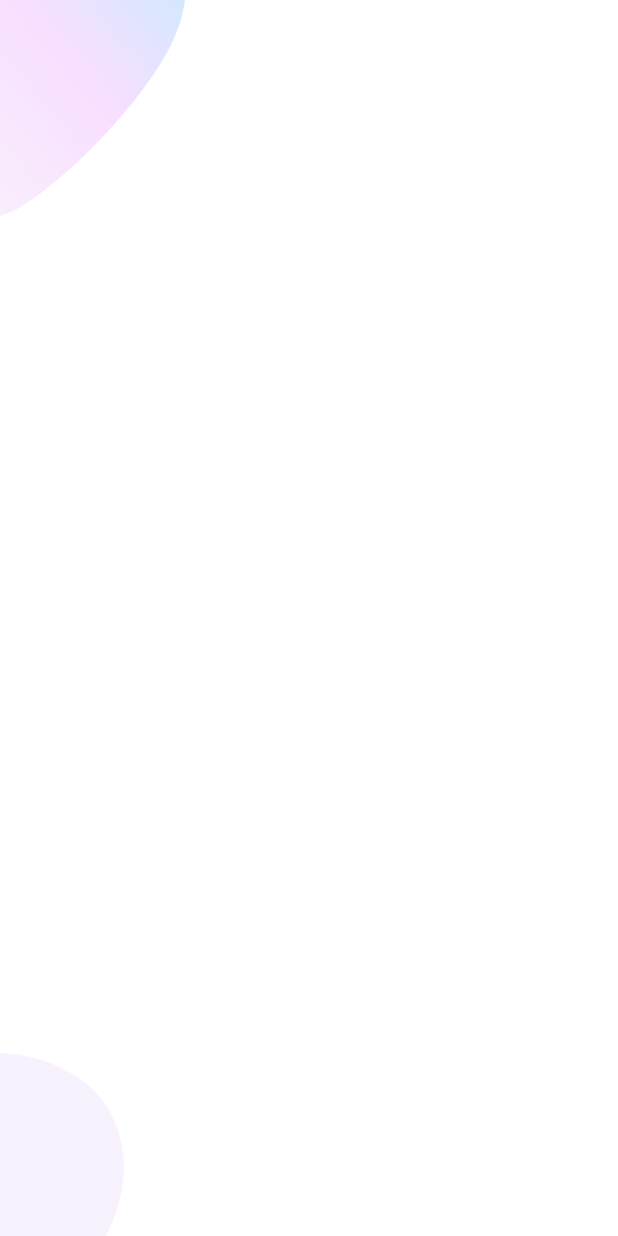
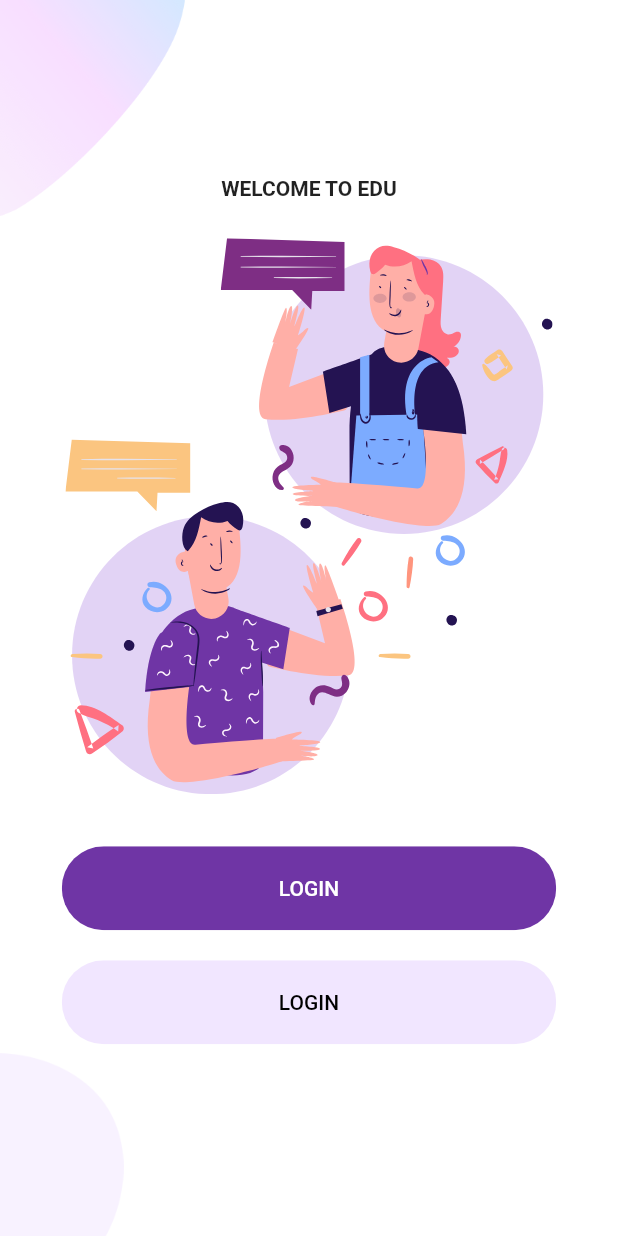
Before and after one commit to sanix-sandel/login_sign_up_page_flutter, a Flutter app: the screen it shows after launch, on a phone screen of 412 x 824 dp. Run offline on Flutter 3.47's test engine with Material 2 defaults, Android fonts, the phone set to English and light mode, and no system bars; our stand-ins replace flutter_svg.

Commit message:
Login 2.0

```diff
--- /dev/null
+++ b/lib/components/rounded_button.dart
@@ -0,0 +1,37 @@
+import 'package:flutter/material.dart';
+
+import '../constants.dart';
+
+class RoundedButton extends StatelessWidget {
+  final String text;
+  final Function press;
+  final Color color, textColor;
+  const RoundedButton({
+    Key? key,
+    required this.text,
+    required this.press,
+    this.color = kPrimaryColor,
+    this.textColor = Colors.white,
+  }) : super(key: key);
+
+  @override
+  Widget build(BuildContext context) {
+    Size size = MediaQuery.of(context).size;
+    return Container(
+      margin: EdgeInsets.symmetric(vertical: 10),
+      width: size.width * 0.8,
+      child: ClipRRect(
+        borderRadius: BorderRadius.circular(29),
+        child: FlatButton(
+          padding: EdgeInsets.symmetric(vertical: 20, horizontal: 40),
+          color: color,
+          onPressed: () => press(),
+          child: Text(
+            text,
+            style: TextStyle(color: textColor),
+          ),
+        ),
+      ),
+    );
+  }
+}
--- a/lib/screens/welcome/components/body.dart
+++ b/lib/screens/welcome/components/body.dart
@@ -1,4 +1,8 @@
 import 'package:flutter/material.dart';
+import 'package:flutter_svg/svg.dart';
+import 'package:login_page/components/rounded_button.dart';
+import 'package:login_page/constants.dart';
+import 'package:login_page/screens/Login/login_screen.dart';
 
 import 'background.dart';
 
@@ -7,9 +11,42 @@ class Body extends StatelessWidget {
 
   @override
   Widget build(BuildContext context) {
+    Size size = MediaQuery.of(context).size;
     return Background(
-      child: Column(
-        children: [],
+      child: SingleChildScrollView(
+        child: Column(
+          mainAxisAlignment: MainAxisAlignment.center,
+          children: [
+            Text(
+              "WELCOME TO EDU",
+              style: TextStyle(fontWeight: FontWeight.bold),
+            ),
+            SizedBox(
+              height: size.height * 0.03,
+            ),
+            SvgPicture.asset(
+              "assets/icons/chat.svg",
+              height: size.height * 0.45,
+            ),
+            SizedBox(
+              height: size.height * 0.03,
+            ),
+            RoundedButton(
+              text: "LOGIN",
+              press: () {
+                Navigator.push(context, MaterialPageRoute(builder: (context) {
+                  return LoginScreen();
+                }));
+              },
+            ),
+            RoundedButton(
+              text: "LOGIN",
+              color: kPrimaryLightColor,
+              textColor: Colors.black,
+              press: () {},
+            )
+          ],
+        ),
       ),
     );
   }
```
Also changed, not shown: lib/components/rounded_input_field.dart (added, +33 -0 lines), lib/components/text_field_container.dart (added, +19 -0 lines), lib/screens/Login/components/background.dart (added, +37 -0 lines), lib/screens/Login/components/body.dart (added, +51 -0 lines), lib/screens/Login/login_screen.dart (added, +12 -0 lines).
